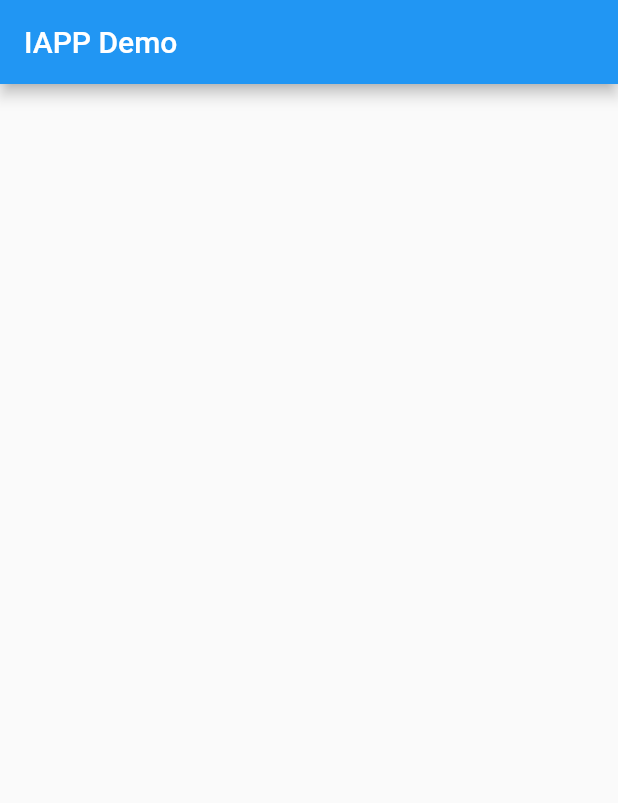
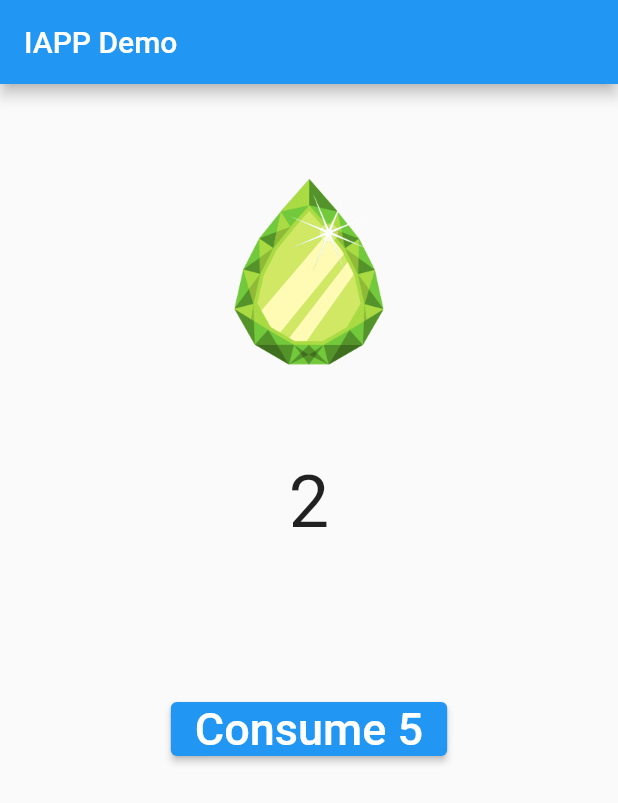
Before and after one commit to BrunoJurkovic/iappdemo, a Flutter app: the screen it shows after launch, on a phone screen of 412 x 824 dp. Shown: the top 803 px of the screen. Run offline on Flutter 3.47's test engine with Material 2 defaults, Android fonts, the phone set to English and light mode, and no system bars.

Commit message:
Basic UI done

```diff
--- a/lib/screens/home.dart
+++ b/lib/screens/home.dart
@@ -6,6 +6,7 @@ class HomeScreen extends StatefulWidget {
 }
 
 class _HomeScreenState extends State<HomeScreen> {
+  int gems = 2;
   @override
   Widget build(BuildContext context) {
     return Scaffold(
@@ -14,7 +15,31 @@ class _HomeScreenState extends State<HomeScreen> {
         actions: [],
       ),
       body: Column(
-        children: [],
+        children: [
+          Center(
+            child: Container(
+              height: 250,
+              width: 250,
+              child: Image.asset('assets/gem.png'),
+            ),
+          ),
+          Center(
+            child: Text(
+              gems.toString(),
+              style: TextStyle(fontSize: 48),
+            ),
+          ),
+          Container(
+            padding: const EdgeInsets.only(top: 100),
+            child: ElevatedButton(
+              onPressed: () {},
+              child: Text(
+                'Consume 5',
+                style: TextStyle(fontSize: 30),
+              ),
+            ),
+          ),
+        ],
       ),
     );
   }
--- a/pubspec.yaml
+++ b/pubspec.yaml
@@ -45,9 +45,8 @@ flutter:
   uses-material-design: true
 
   # To add assets to your application, add an assets section, like this:
-  # assets:
-  #   - images/a_dot_burr.jpeg
-  #   - images/a_dot_ham.jpeg
+  assets:
+    - assets/
 
   # An image asset can refer to one or more resolution-specific "variants", see
   # https://flutter.dev/assets-and-images/#resolution-aware.
```
Also changed, not shown: assets/gem.png (added).
